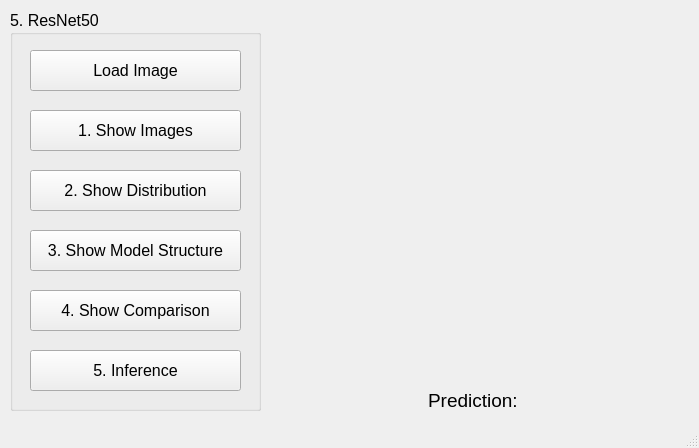
This is hw2/hw2_5/GUI.ui in kelly-y/CVDL as Qt 5 draws it before an edit. The edited form follows.
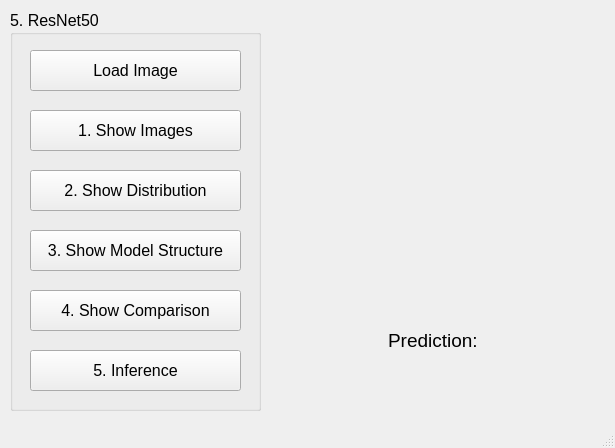
This is the edited form.

Patch:
```diff
--- a/hw2/hw2_5/GUI.ui
+++ b/hw2/hw2_5/GUI.ui
@@ -6,7 +6,7 @@
    <rect>
     <x>0</x>
     <y>0</y>
-    <width>699</width>
+    <width>615</width>
     <height>448</height>
    </rect>
   </property>
@@ -143,10 +143,10 @@
    <widget class="QLabel" name="label">
     <property name="geometry">
      <rect>
-      <x>280</x>
-      <y>10</y>
-      <width>391</width>
-      <height>371</height>
+      <x>320</x>
+      <y>80</y>
+      <width>231</width>
+      <height>241</height>
      </rect>
     </property>
     <property name="frameShape">
@@ -163,8 +163,8 @@
     <property name="geometry">
      <rect>
       <x>280</x>
-      <y>390</y>
-      <width>391</width>
+      <y>330</y>
+      <width>311</width>
       <height>21</height>
      </rect>
     </property>
```
Left out of the diff: 4 changed lines with no effect on the pictures.
